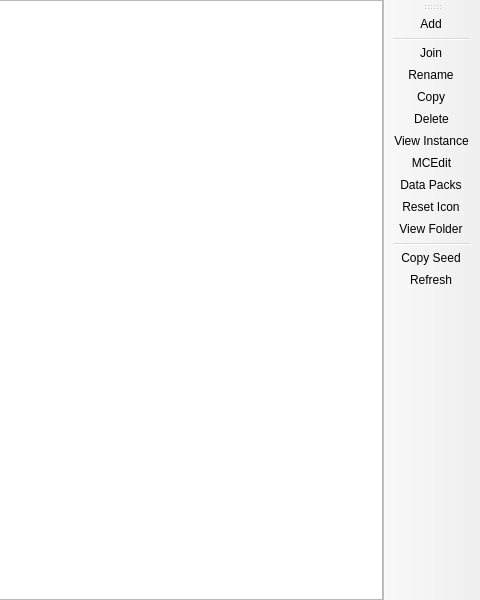
The window that launcher/ui/MultiWorldListPage.ui (PrismLauncher/PrismLauncher) describes before a commit, drawn with Qt 5; both pictures show x 320 to 800 and y 0 to 600 of the 800 by 600 pixel window.
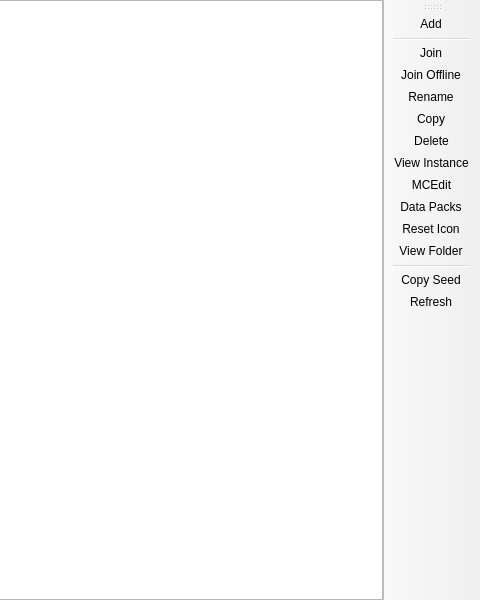
The same window after the commit. Custom widgets are drawn as their Qt base class.

Commit message: join offline + icon for all worlds toggle

```diff
--- a/launcher/ui/MultiWorldListPage.ui
+++ b/launcher/ui/MultiWorldListPage.ui
@@ -85,6 +85,7 @@
    <addaction name="actionAdd"/>
    <addaction name="separator"/>
    <addaction name="actionJoin"/>
+   <addaction name="actionJoin_Offline"/>
    <addaction name="actionRename"/>
    <addaction name="actionCopy"/>
    <addaction name="actionRemove"/>
@@ -107,6 +108,11 @@
     <string>Join</string>
    </property>
   </action>
+  <action name="actionJoin_Offline">
+   <property name="text">
+    <string>Join Offline</string>
+   </property>
+  </action>
   <action name="actionRename">
    <property name="text">
     <string>Rename</string>
```
The commit also changes 3 other files.
